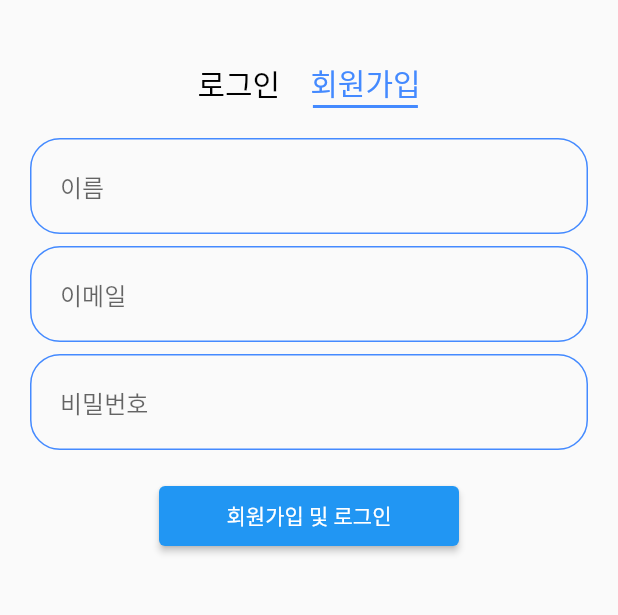
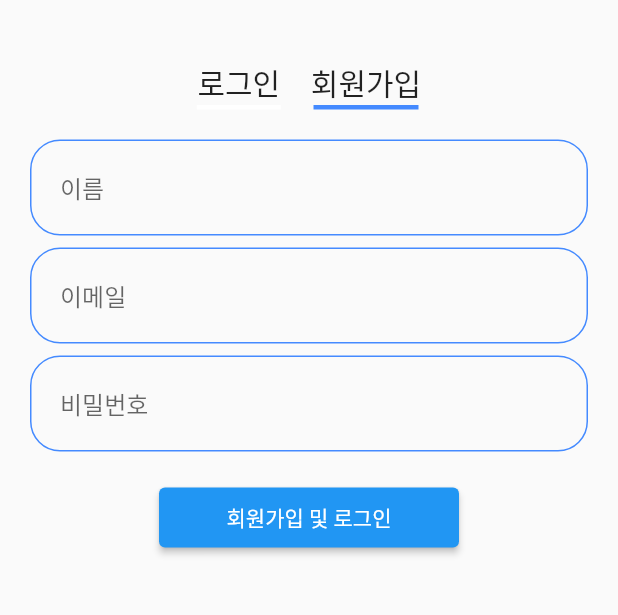
Before and after one commit to signalkite/project_glossary, a Flutter app: the screen it shows after launch, on a phone screen of 412 x 824 dp, the part 192-807 px from its top. Run offline on Flutter 3.47's test engine with Material 2 defaults, Android fonts, the light colour scheme and no system bars; drawn by our look-alikes of modal_progress_hud_nsn; our stand-ins replace cloud_firestore, firebase_auth, firebase_core, firebase_database; accounts and stored records are empty.

```diff
--- a/analysis_options.yaml
+++ b/analysis_options.yaml
@@ -7,7 +7,7 @@
 
 # The following line activates a set of recommended lints for Flutter apps,
 # packages, and plugins designed to encourage good coding practices.
-include: package:flutter_lints/flutter.yaml
+# include: package:flutter_lints/flutter.yaml
 
 linter:
   # The lint rules applied to this project can be customized in the
--- a/lib/loginscreen.dart
+++ b/lib/loginscreen.dart
@@ -2,6 +2,7 @@ import 'package:flutter/material.dart';
 import 'package:project_glossary/glossaryScreen.dart';
 import 'package:modal_progress_hud_nsn/modal_progress_hud_nsn.dart';
 import 'package:firebase_auth/firebase_auth.dart';
+
 
 class LoginScreen extends StatefulWidget {
   @override
@@ -19,8 +20,10 @@ class _LoginScreenState extends State<LoginScreen> {
   String userPassword = '';
 
   void _tryValidation(){
+    //밸리데이션이 통과가 되면 true를 반환한다.
     final isValid = _formkey.currentState!.validate();
     if(isValid){
+      //save()를 호출하면 formkey가 적용된 form내 onSaved 메서드 작동
       _formkey.currentState!.save();
     }
   }
@@ -48,7 +51,7 @@ class _LoginScreenState extends State<LoginScreen> {
                     ),
                   ),
                   SizedBox(
-                    height: 40.0,
+                    height: 40,
                   ),
                   Row(
                     mainAxisAlignment: MainAxisAlignment.center,
@@ -60,19 +63,17 @@ class _LoginScreenState extends State<LoginScreen> {
                               '로그인',
                               style: TextStyle(
                                 fontSize: 20,
-                                color: isSignUpScreen
-                                  ? Colors.black
-                                  : Colors.blueAccent
+                                // color: isSignUpScreen
+                                //   ? Colors.black
+                                //   : Colors.blueAccent
                               ),
                             ),
-                            if(!isSignUpScreen)
                             Container(
-                              // margin: EdgeInsets.only(
-                              //   top: 5
-                              // ),
-                              height: 2,
-                              width: 70,
-                              color: Colors.blueAccent,
+                              height: 3,
+                              width: 56,
+                              color: !isSignUpScreen
+                                ?Colors.blueAccent
+                                : Colors.white,
                             ),
                           ],
                         ),
@@ -92,16 +93,17 @@ class _LoginScreenState extends State<LoginScreen> {
                               '회원가입',
                               style: TextStyle(
                                 fontSize: 20.0,
-                                color: isSignUpScreen
-                                  ? Colors.blueAccent
-                                  : Colors.black
+                                // color: isSignUpScreen
+                                //   ? Colors.blueAccent
+                                //   : Colors.black
                               ),
                             ),
-                            if(isSignUpScreen)
                             Container(
-                              height: 2,
+                              height: 3,
                               width: 70,
-                              color: Colors.blueAccent,
+                              color: isSignUpScreen
+                                ? Colors.blueAccent
+                                : Colors.white,
                             )
                           ],
                         ),
@@ -118,17 +120,18 @@ class _LoginScreenState extends State<LoginScreen> {
                   //로그인(Sign In)
                   if(!isSignUpScreen)
                   Container(
-                    padding: EdgeInsets.all(20.0),
+                    padding: EdgeInsets.all(30.0),
                     child: Form(
                       key: _formkey,
                       child: Column(
                         children: [
                           TextFormField(
+                            // autovalidateMode: AutovalidateMode.always,
                             keyboardType: TextInputType.emailAddress,
                             key: ValueKey(1),
                             validator: (value){
                               if(value!.isEmpty || !value.contains('@')){
-                                return 'Please type a valid email address';
+                                return '이메일 주소를 입력해주세요';
                               }
                               return null;
                             },
@@ -149,7 +152,7 @@ class _LoginScreenState extends State<LoginScreen> {
                               ),
                               focusedBorder: OutlineInputBorder(
                                 borderSide: BorderSide(
-                                  color: Colors.redAccent,
+                                  color: Color.fromARGB(255, 22, 12, 12),
                                 ),
                                 borderRadius: BorderRadius.all(
                                   Radius.circular(20),
@@ -203,7 +206,7 @@ class _LoginScreenState extends State<LoginScreen> {
                     )
                   ),
 
-                  //Signup
+                  //회원가입(Signup)
                   if(isSignUpScreen)
                   Container(
                     padding: EdgeInsets.all(20.0),
@@ -328,6 +331,8 @@ class _LoginScreenState extends State<LoginScreen> {
                       ),
                     )
                   ),
+
+                  //로그인버튼
                   ElevatedButton(
                     style: ElevatedButton.styleFrom(
                       fixedSize: Size(200, 40),
@@ -336,24 +341,32 @@ class _LoginScreenState extends State<LoginScreen> {
                       ? Text('회원가입 및 로그인')
                       : Text('로그인'),
                     onPressed: () async {
+                      // 로그인 버튼을 누르면 로딩스피너 작동
                       setState(() {
                         showSpinner = true;
                       });
+
+
+                      //회원가입 화면
                       if(isSignUpScreen){
                         _tryValidation();
+                        //밸리데이션이 통과되면 사용자 생성
                         try{
                           final newUser = await _authentication.createUserWithEmailAndPassword(
+                            //textformfield의 onChange매서드를 통해 받은 정보를 전달
                             email: userEmail,
                             password: userPassword
                           );
 
                           if(newUser.user != null){
+                            // 전달받은 값이 null이 아니라면 Glossary Page로 이동
                             Navigator.push(
                               context,
                               MaterialPageRoute(
                                 builder: (context) => Glossary()
                               )
                             );
+                            // Glossary Page로 이동 즉시 로딩인디케이터 끄기
                             setState(() {
                               showSpinner = false;
                             });
@@ -368,14 +381,16 @@ class _LoginScreenState extends State<LoginScreen> {
                           );
                         }
                       }
+
+                      //로그인 화면(회원가입 화면x)
                       if(!isSignUpScreen){
                         _tryValidation();
                         try{
+                          //이메일 및 비밀번호로 로그인
                           final newUser = await _authentication.signInWithEmailAndPassword(
                             email: userEmail,
                             password: userPassword
                           );
-
                           if(newUser.user != null){
                             Navigator.push(
                               context,
--- a/pubspec.yaml
+++ b/pubspec.yaml
@@ -38,6 +38,8 @@ dependencies:
   cloud_firestore: ^3.1.18
   modal_progress_hud_nsn: ^0.2.1
   firebase_auth: ^3.3.20
+  firebase_database: ^9.0.16
+  google_sign_in: ^5.3.3
 
 dev_dependencies:
   flutter_test:
```
Also changed, not shown: lib/glossaryScreen.dart (+107 -18 lines), pubspec.lock, 1 other file.
